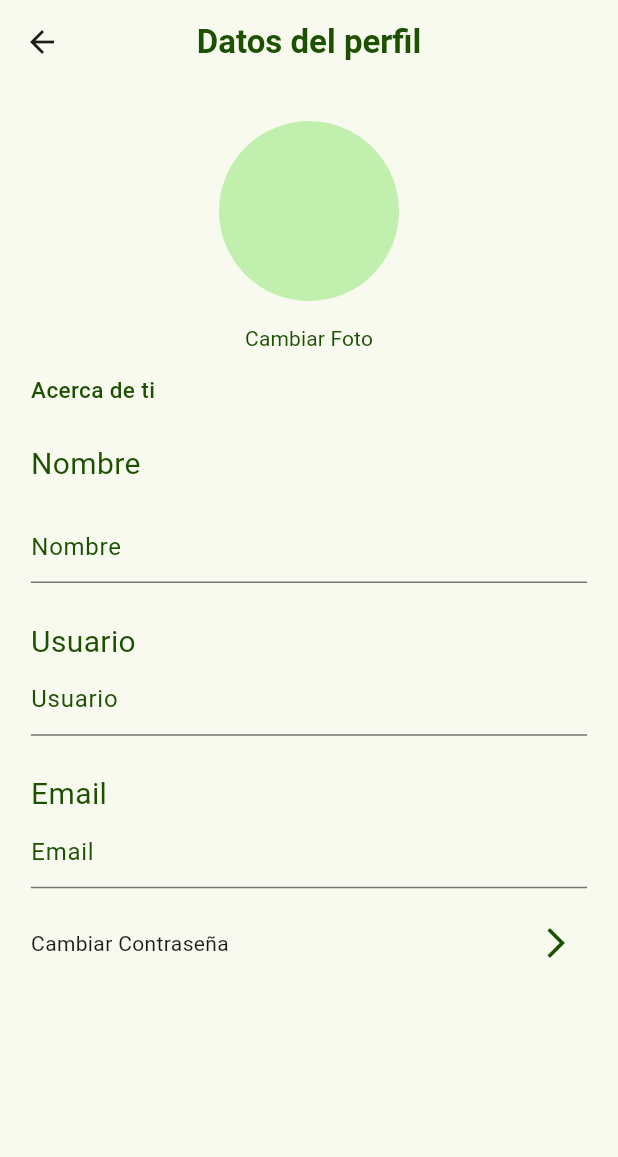
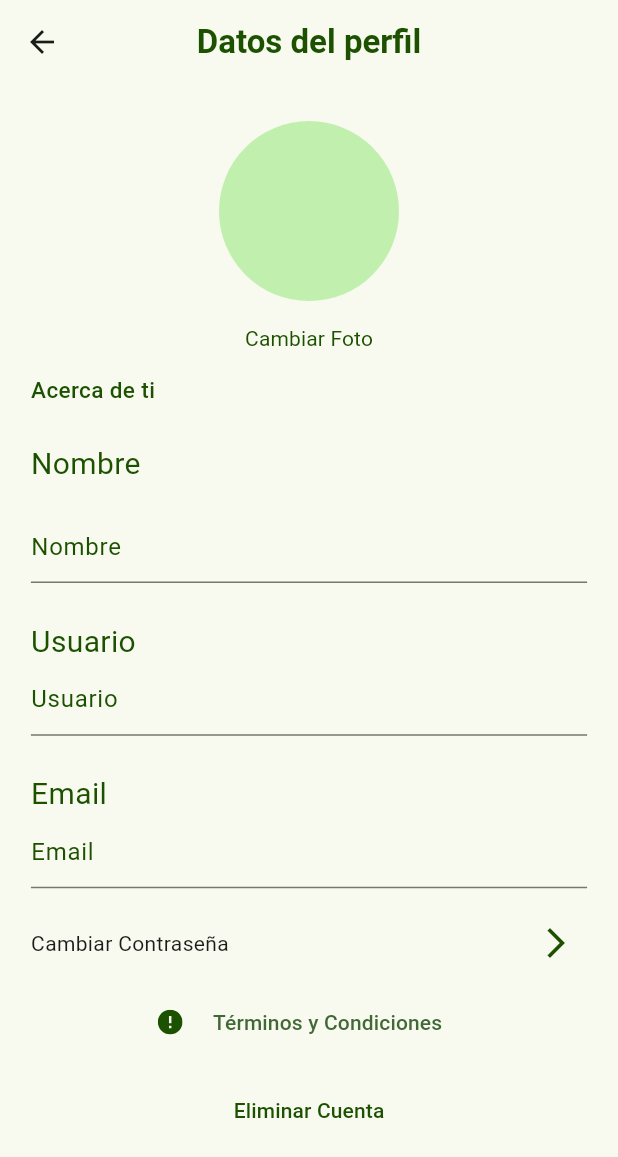
Before and after one commit to soymatta/psycobienestar, a Flutter app: the screen it shows after launch, on a phone screen of 412 x 824 dp. Shown: the top 1157 px of the screen. Run offline on Flutter 3.47's test engine with Material 3 defaults, Android fonts, the phone set to English and light mode, and no system bars; our stand-ins replace flutter_svg.

Commit message:
Probando otra vez

```diff
--- a/lib/routes/AppRoutes.dart
+++ b/lib/routes/AppRoutes.dart
@@ -6,5 +6,8 @@ class AppRoutes {
   static const String splash = 'splash';
   static const String tests = '/tests';
   static const String userDetails = '/userDetails';
+  static const String present = '/present';
+  static const String register = '/register';
+  static const String atencion = '/atencion';
 
 }
--- a/lib/userDetails.dart
+++ b/lib/userDetails.dart
@@ -1,4 +1,5 @@
 import 'package:flutter/material.dart';
+import 'package:flutter_svg/flutter_svg.dart';
 
 class UserDetails extends StatefulWidget {
   const UserDetails({super.key});
@@ -93,7 +94,26 @@ class _UserDetailsState extends State<UserDetails> {
                 ),
               ),
 
-              SizedBox(height: height * 0.02,)
+              SizedBox(height: height * 0.02),
+
+              Center(
+                child: Column(
+                  crossAxisAlignment: CrossAxisAlignment.center,
+                  children: [
+                    Row(
+                      mainAxisAlignment: MainAxisAlignment.center,
+                      children: [
+                        SvgPicture.asset('assets/svg/caution.svg', color: const Color(0xff1C5100), height: height * 0.02,),
+                        SizedBox(width: width * 0.02,),
+                        TextButton(onPressed: (){}, child: Text('Términos y Condiciones'))
+                      ],
+                    ),
+                    SizedBox(height: height * 0.013,),
+                    TextButton(onPressed: (){}, child: Text('Eliminar Cuenta', style: TextStyle(color: Color(0xff1C5100)),))
+
+                  ],
+                ),
+              )
 
             ],
           ),
```
Also changed, not shown: assets/svg/caution.svg (added).
